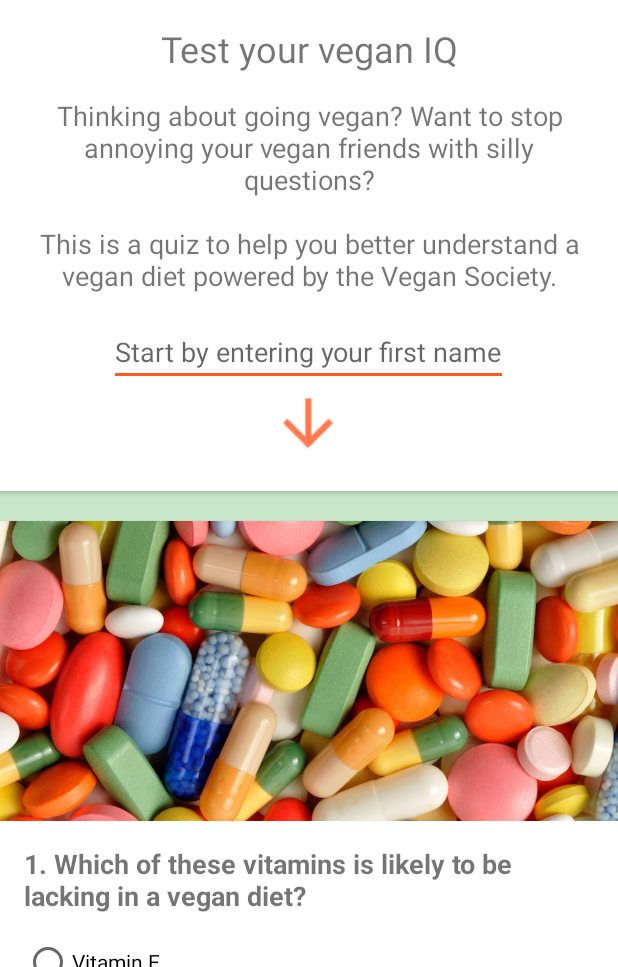
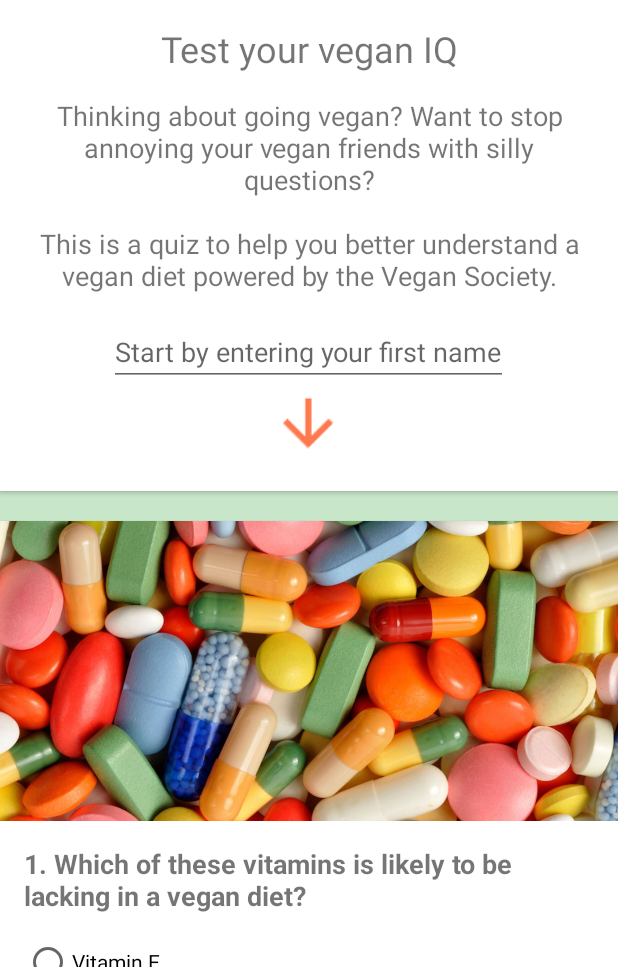
Before and after one commit to alanionita/GDS_QuizApp, an Android app: the screen it shows after launch (MainActivity), on a phone screen of 412 x 824 dp, the part 269-1236 px from its top. Run offline under Robolectric (Android 15) with nearby library versions, the phone set to English and light mode, and no system bars.

Commit message:
add code for hiding the keyboard after entering the name and removing focus

```diff
--- a/app/src/main/res/layout/activity_main.xml
+++ b/app/src/main/res/layout/activity_main.xml
@@ -22,12 +22,15 @@
             <android.support.v7.widget.CardView
                 style="@style/CardStyle"
                 app:cardBackgroundColor="@color/icons"
-                app:cardCornerRadius="@dimen/card_corner_radius">
+                app:cardCornerRadius="@dimen/card_corner_radius"
+                android:id="@+id/leading_card">
 
                 <LinearLayout
                     android:layout_width="match_parent"
                     android:layout_height="wrap_content"
-                    android:orientation="vertical">
+                    android:orientation="vertical"
+                    android:focusable="true"
+                    android:focusableInTouchMode="true">
                     <!-- TODO! Use styles to reduce the amount of boiler place on the layout file -->
                     <ImageView
                         android:layout_width="match_parent"
@@ -64,13 +67,15 @@
                         android:textAlignment="center"
                         android:textSize="@dimen/questions_text_size" />
 
-                    <!-- TODO! The EditText keyboard goes away on Enter and the field goes out of focus when the keyboard is closed -->
                     <EditText
                         android:id="@+id/enter_name"
                         android:layout_width="wrap_content"
                         android:layout_height="wrap_content"
                         android:layout_gravity="center"
-                        android:hint="@string/enter_name_hint" />
+                        android:hint="@string/enter_name_hint"
+                        android:inputType="text"
+                        android:maxLines="1"
+                        android:imeOptions="actionDone"/>
 
                     <ImageView
                         android:layout_width="@dimen/icon_size"
@@ -86,7 +91,8 @@
             <android.support.v7.widget.CardView
                 style="@style/CardStyle"
                 app:cardBackgroundColor="@color/icons"
-                app:cardCornerRadius="@dimen/card_corner_radius">
+                app:cardCornerRadius="@dimen/card_corner_radius"
+                android:id="@+id/first_q_card">
 
                 <LinearLayout
                     android:layout_width="match_parent"
```
Also changed, not shown: app/src/main/java/com/example/android/quizapp/MainActivity.java (+42 -1 lines), app/src/main/java/com/example/android/quizapp/ResultsModal.java (+14 -1 lines).
